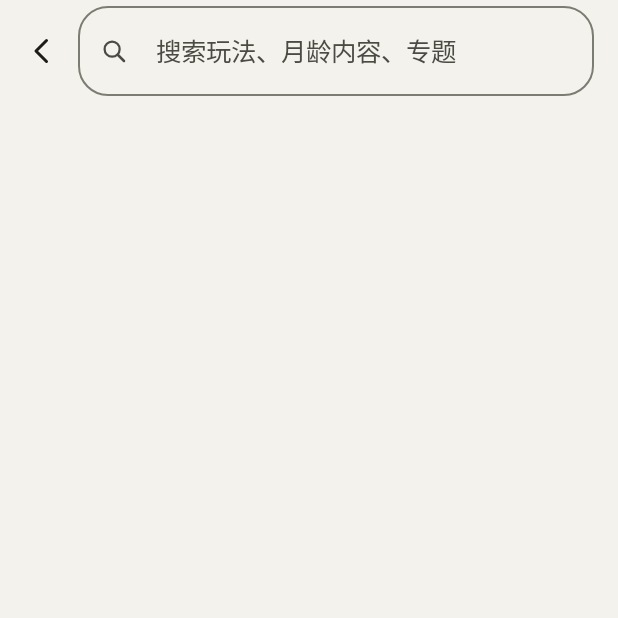
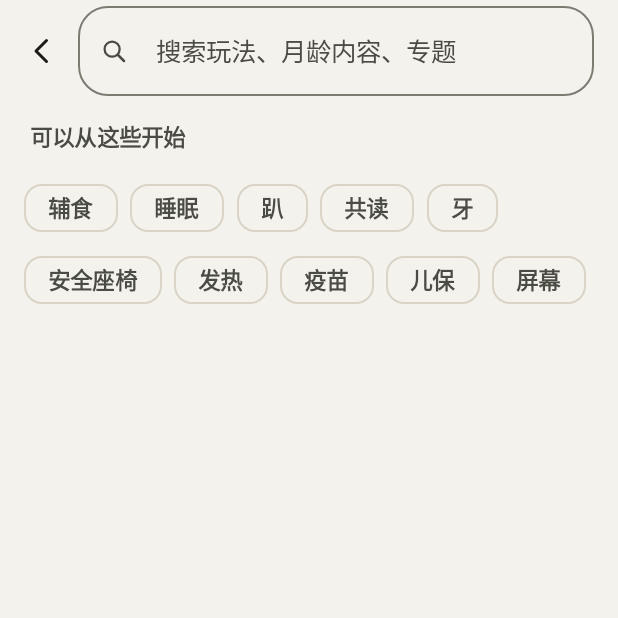
Before and after one commit to mjuvdeysii/mossling, an Android app built with Jetpack Compose: the SearchScreen screen opened through its navigation route, on a phone screen of 412 x 824 dp, the top half of it. Run offline under Robolectric (Android 15) with nearby library versions, the phone set to English and light mode, and no system bars; Roboto replaces fonts that are not available here.

Commit message:
Search: starting points on the empty screen
Co-Authored-By: Claude Opus 5.5 <noreply@anthropic.com>
Claude-Session: https://claude.ai/code/session_01UTvD6AgKvTyZ1ghsbDDvi8

```diff
--- a/app/src/main/java/app/mossling/ui/search/SearchScreen.kt
+++ b/app/src/main/java/app/mossling/ui/search/SearchScreen.kt
@@ -42,6 +42,7 @@ import app.mossling.ui.theme.Numerals
 private data class Hit(val kind: String, val title: String, val snippet: String, val open: () -> Unit)
 
 /** One search over the handbook: plays, each month's areas, things to watch and care items, and the reference topics. */
+@OptIn(androidx.compose.foundation.layout.ExperimentalLayoutApi::class)
 @Composable
 fun SearchScreen(c: Content, onBack: () -> Unit, openPlay: (String) -> Unit, openMonth: (Int) -> Unit, openTopic: (String) -> Unit) {
     var q by rememberSaveable { mutableStateOf("") }
@@ -73,6 +74,15 @@ fun SearchScreen(c: Content, onBack: () -> Unit, openPlay: (String) -> Unit, ope
                     placeholder = { Text("搜索玩法、月龄内容、专题") }, leadingIcon = { Glyph(G.Search, size = 20.dp) })
             }
         }
+        if (q.isBlank()) item {
+            // a few starting points, so the empty screen is not a dead end
+            Text("可以从这些开始", style = MaterialTheme.typography.labelLarge, color = MaterialTheme.colorScheme.onSurfaceVariant, modifier = Modifier.padding(horizontal = 20.dp, vertical = 12.dp))
+            androidx.compose.foundation.layout.FlowRow(Modifier.padding(horizontal = 16.dp), horizontalArrangement = androidx.compose.foundation.layout.Arrangement.spacedBy(8.dp)) {
+                listOf("辅食", "睡眠", "趴", "共读", "牙", "安全座椅", "发热", "疫苗", "儿保", "屏幕").forEach { w ->
+                    androidx.compose.material3.SuggestionChip(onClick = { q = w }, label = { Text(w) })
+                }
+            }
+        }
         if (q.isNotBlank()) item {
             Text(if (hits.isEmpty()) "没有找到「${q.trim()}」" else "${hits.size} 处", style = MaterialTheme.typography.labelLarge, color = MaterialTheme.colorScheme.onSurfaceVariant, modifier = Modifier.padding(horizontal = 20.dp, vertical = 8.dp))
         }
```
